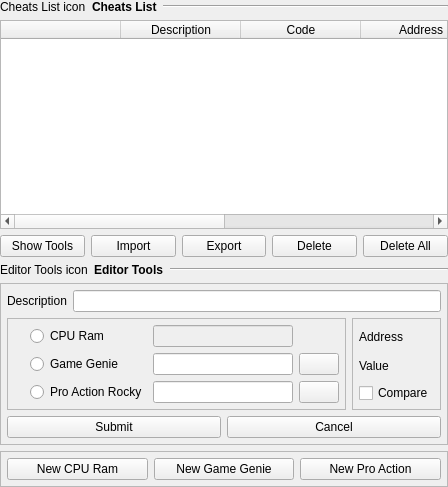
The window that src/gui/designer/wdgCheatsEditor.ui (punesemu/puNES) describes before a commit, drawn with Qt 5.
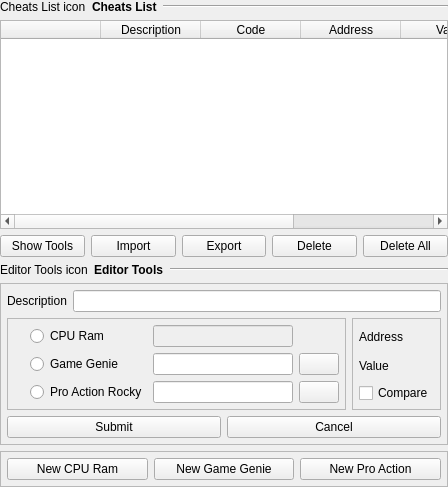
The same window after the commit. Icons and pictures are not drawn. Custom widgets are drawn as their Qt base class.

```diff
--- a/src/gui/designer/wdgCheatsEditor.ui
+++ b/src/gui/designer/wdgCheatsEditor.ui
@@ -83,18 +83,9 @@
       </item>
       <item>
        <widget class="QTableWidget" name="tableWidget_Cheats">
-        <property name="sizePolicy">
-         <sizepolicy hsizetype="Expanding" vsizetype="Expanding">
-          <horstretch>0</horstretch>
-          <verstretch>0</verstretch>
-         </sizepolicy>
-        </property>
         <property name="focusPolicy">
          <enum>Qt::StrongFocus</enum>
         </property>
-        <property name="horizontalScrollBarPolicy">
-         <enum>Qt::ScrollBarAsNeeded</enum>
-        </property>
         <property name="editTriggers">
          <set>QAbstractItemView::NoEditTriggers</set>
         </property>
@@ -119,9 +110,6 @@
         <property name="columnCount">
          <number>6</number>
         </property>
-        <attribute name="horizontalHeaderDefaultSectionSize">
-         <number>120</number>
-        </attribute>
         <column>
          <property name="text">
           <string/>
```
